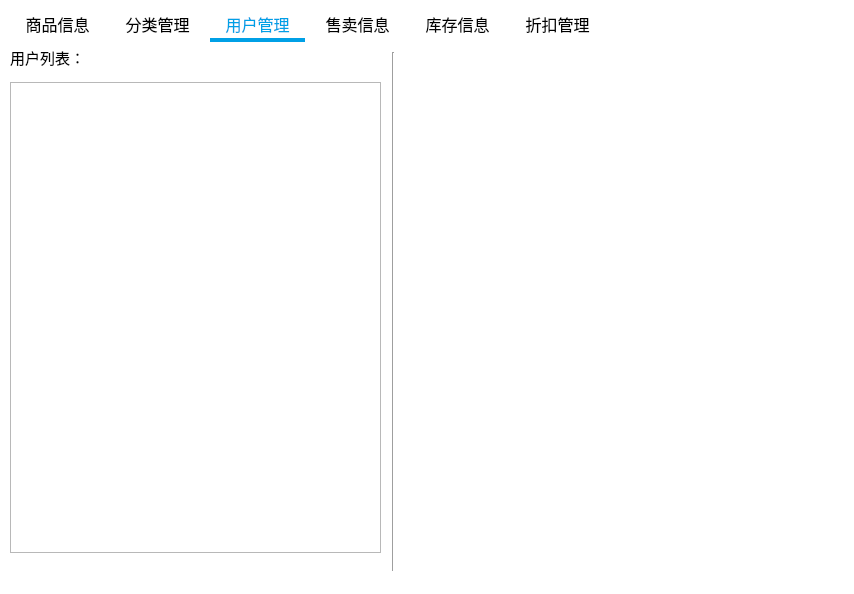
The window that MainWindow.ui (xmudbexp2021/SalesManager) describes before a commit, drawn with Qt 5.
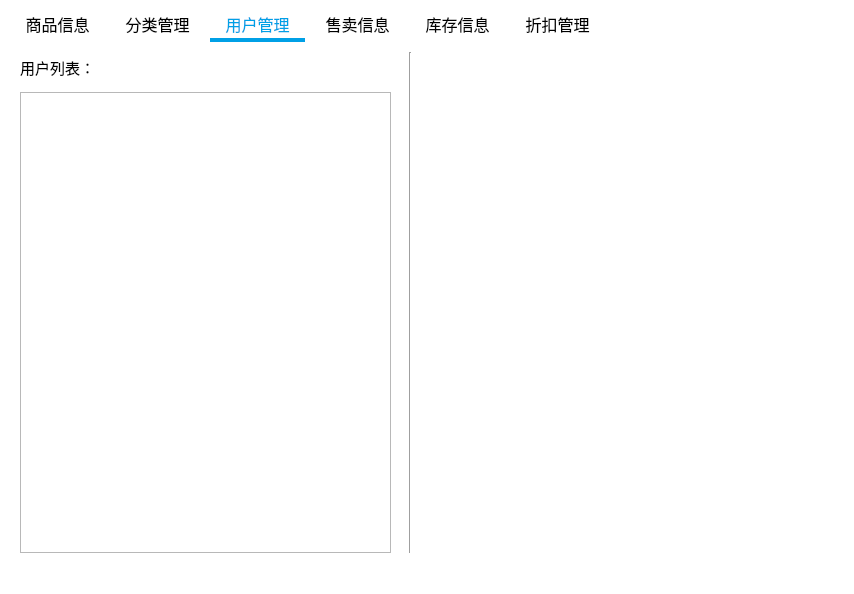
The same window after the commit. The open tabs and pages were chosen to show the change.

What changed in the file:
```diff
--- a/MainWindow.ui
+++ b/MainWindow.ui
@@ -408,10 +408,10 @@
      <widget class="Line" name="line">
       <property name="geometry">
        <rect>
-        <x>373</x>
+        <x>390</x>
         <y>10</y>
         <width>20</width>
-        <height>531</height>
+        <height>501</height>
        </rect>
       </property>
       <property name="orientation">
@@ -421,10 +421,10 @@
      <widget class="QTableView" name="userTable">
       <property name="geometry">
        <rect>
-        <x>0</x>
-        <y>40</y>
+        <x>10</x>
+        <y>50</y>
         <width>371</width>
-        <height>471</height>
+        <height>461</height>
        </rect>
       </property>
       <property name="font">
@@ -439,8 +439,8 @@
      <widget class="QLabel" name="label_2">
       <property name="geometry">
        <rect>
-        <x>0</x>
-        <y>0</y>
+        <x>10</x>
+        <y>10</y>
         <width>111</width>
         <height>31</height>
        </rect>
```
Left out of the diff: 6 changed lines with no effect on the pictures.
